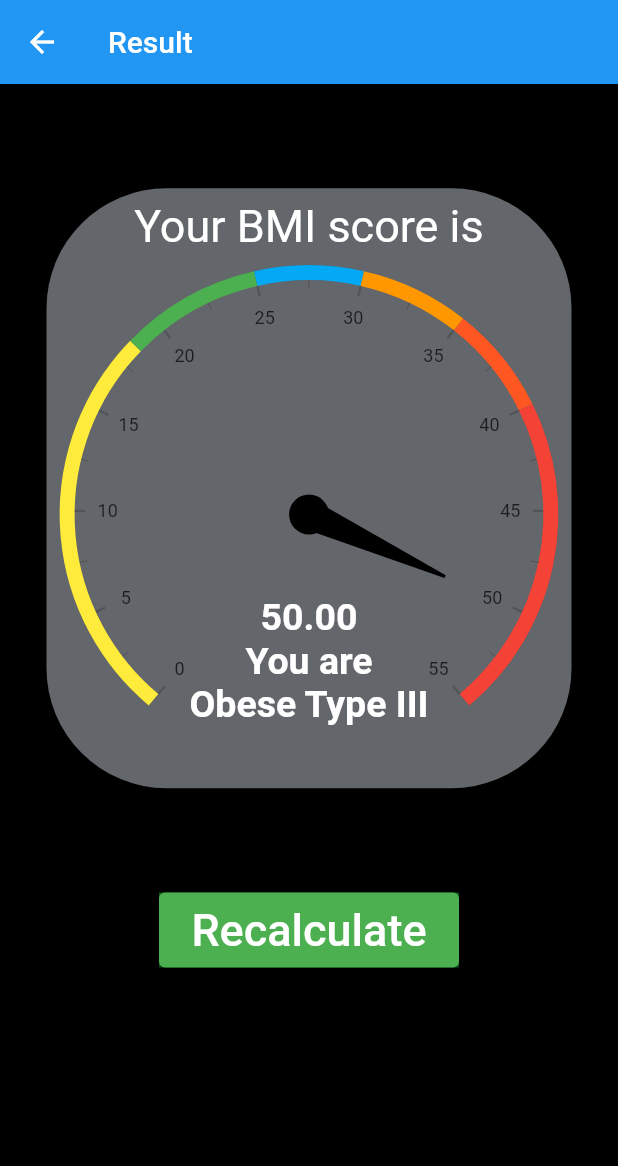
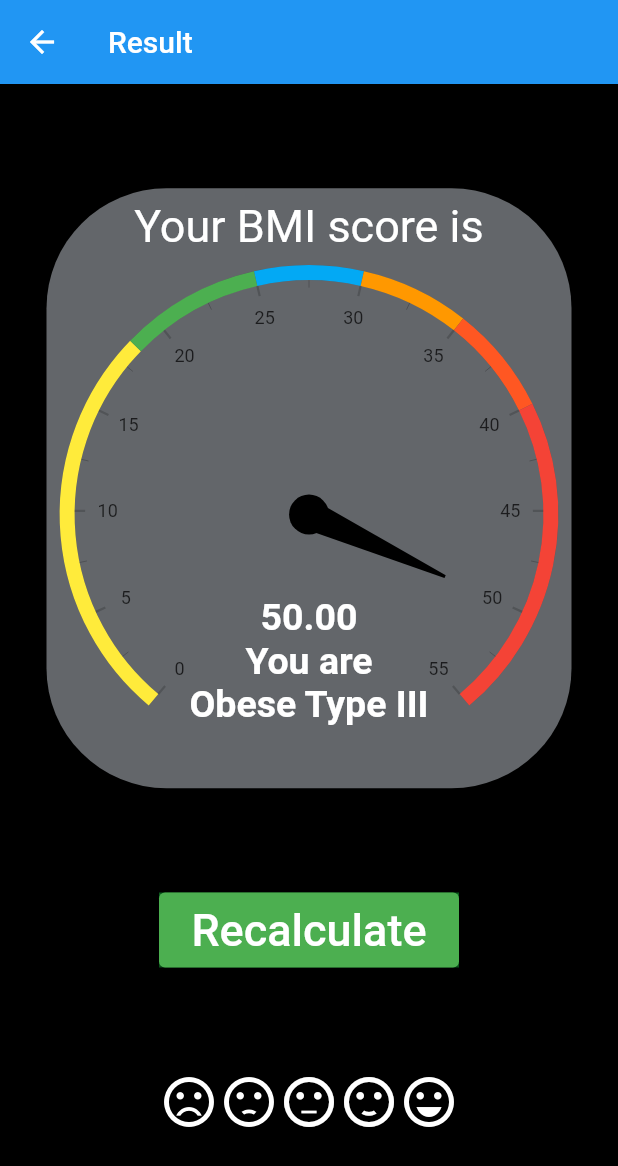
Before and after one commit to Greninja1OO/BMI-APP, a Flutter app: the screen it shows after launch, after a tap on "Calculate", on a phone screen of 412 x 824 dp. Shown: the top 1166 px of the screen. Run offline on Flutter 3.47's test engine with Material 2 defaults, Android fonts, the phone set to English and light mode, and no system bars; drawn by our look-alikes of flutter_rating_bar, syncfusion_flutter_gauges.

Commit message:
rating identified

```diff
--- a/lib/second page.dart
+++ b/lib/second page.dart
@@ -45,16 +45,24 @@ class _SecondPageState extends State<SecondPage> {
                     GaugeRange(startValue: 30, endValue: 35, color:Colors.orange),
                     GaugeRange(startValue: 35,endValue: 40,color: Colors.deepOrange),
                     GaugeRange(startValue: 40, endValue: 55, color:Colors.red),
+
+
+
                   ],
                   pointers: <GaugePointer>[
                     NeedlePointer(value: widget.bmi)],
                   annotations: <GaugeAnnotation>[
                     GaugeAnnotation(widget: Container(alignment: Alignment.center,child:
-                    Text('\n${widget.bmi.toStringAsFixed(2)}\nYou are\n$str',style: TextStyle(fontSize: 25,fontWeight: FontWeight.bold,color: Colors.white),textAlign: TextAlign.center,)),
+                    Text('\n${widget.bmi.toStringAsFixed(2)}\nYou are \n$str',style: TextStyle(fontSize: 25,fontWeight: FontWeight.bold,color: Colors.white),textAlign: TextAlign.center,)),
                         angle: 90, positionFactor: 0.5
                     )]
               )])
         ])),
+
+
+
+
+
           Container(
             color: Color.fromARGB(255, 9, 91, 28),
             height: 50,
@@ -74,7 +82,7 @@ class _SecondPageState extends State<SecondPage> {
               ),
             ),
           ),
-        RatingBar.builder(
+        RatingBar.builder(  unratedColor: Colors.white,
           initialRating: 0,
           itemCount: 5,
           itemBuilder: (context, index){
@@ -105,8 +113,9 @@ class _SecondPageState extends State<SecondPage> {
                   color: Colors.green,
 
                 );
-              default: return Container();
-            } ;
+              default:
+                return Container();
+            };
           },
           onRatingUpdate: (rating) {
             print(rating);
```
